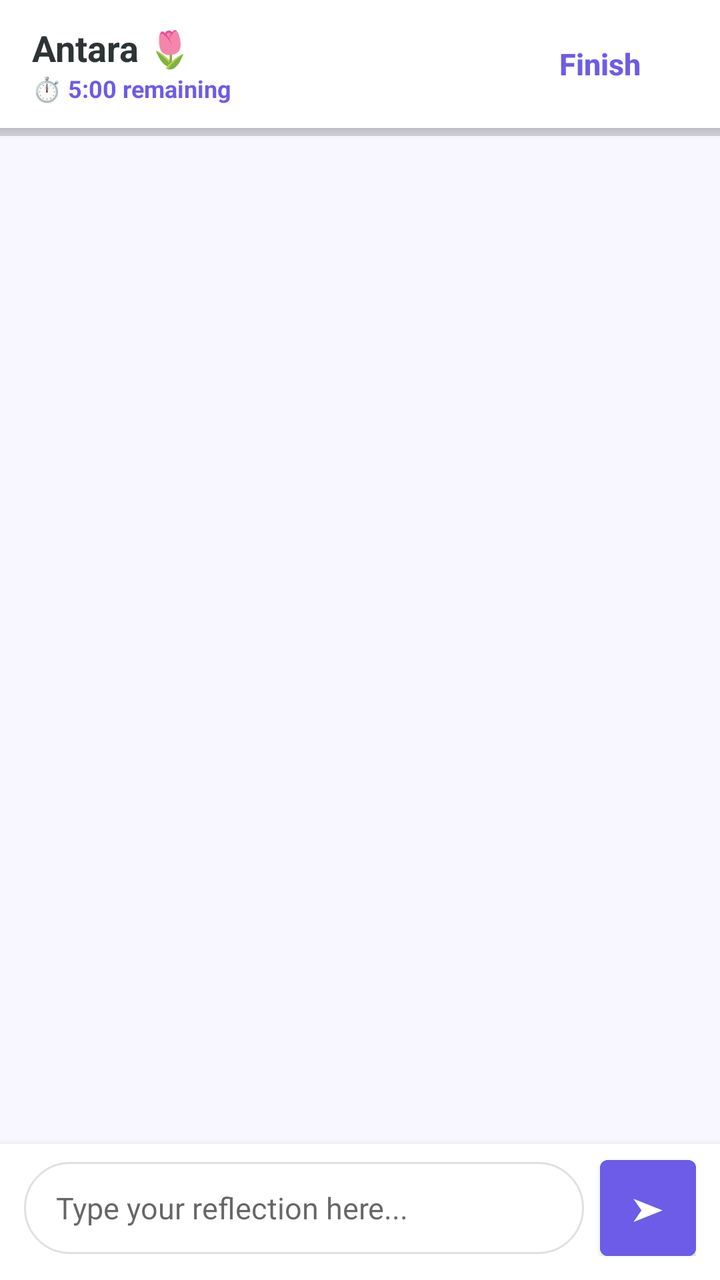
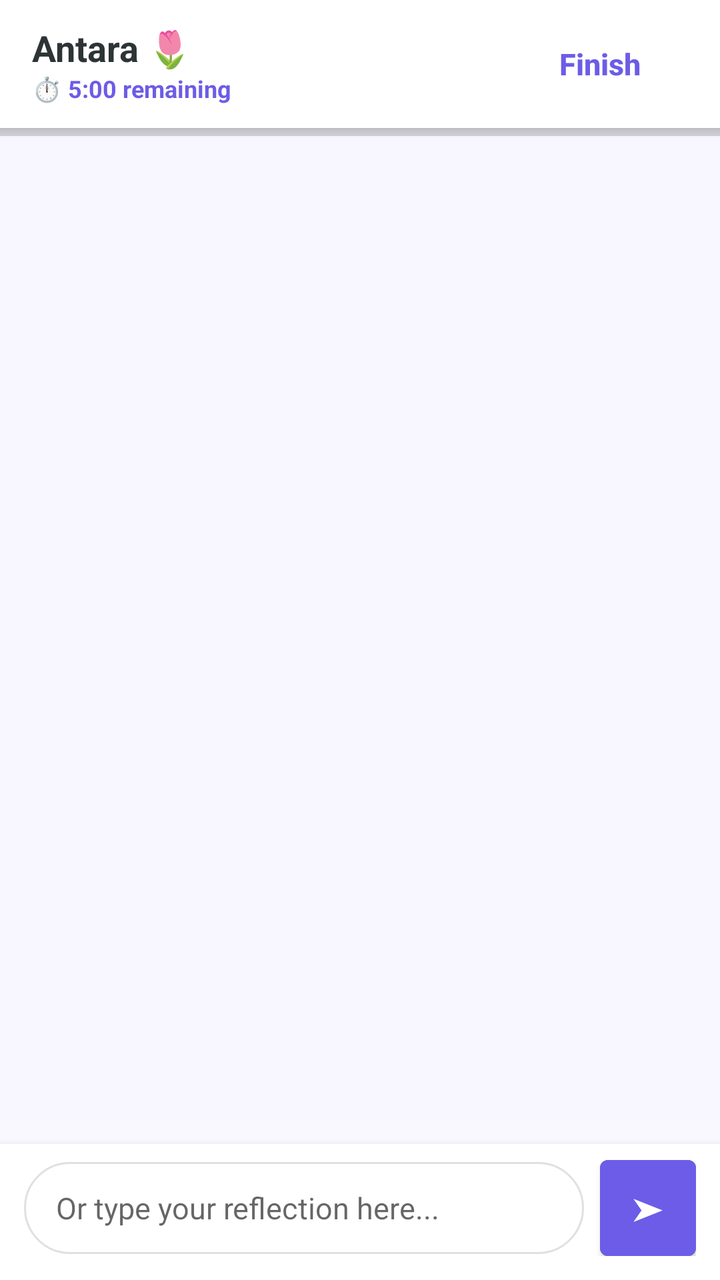

Compare the two renders of this Android layout. The source of the first and the diff that turns it into the second are given below.
<!-- AndroidManifest.xml: application theme Theme.Antara -->
<!-- res/layout/activity_chat.xml -->
<?xml version="1.0" encoding="utf-8"?>
<RelativeLayout xmlns:android="http://schemas.android.com/apk/res/android"
    android:layout_width="match_parent"
    android:layout_height="match_parent"
    android:background="@color/background">

    
    <RelativeLayout
        android:id="@+id/chat_header"
        android:layout_width="match_parent"
        android:layout_height="64dp"
        android:background="@color/surface"
        android:elevation="4dp"
        android:paddingStart="16dp"
        android:paddingEnd="16dp">

        <LinearLayout
            android:layout_width="wrap_content"
            android:layout_height="wrap_content"
            android:layout_centerVertical="true"
            android:orientation="vertical">

            <TextView
                android:layout_width="wrap_content"
                android:layout_height="wrap_content"
                android:text="Antara 🌷"
                android:textColor="@color/text_primary"
                android:textSize="18sp"
                android:textStyle="bold" />

            <TextView
                android:id="@+id/tv_chat_timer"
                android:layout_width="wrap_content"
                android:layout_height="wrap_content"
                android:text="⏱️ 5:00 remaining"
                android:textColor="@color/primary"
                android:textSize="12sp"
                android:textStyle="bold" />

        </LinearLayout>

        <Button
            android:id="@+id/btn_chat_finish"
            style="?android:attr/borderlessButtonStyle"
            android:layout_width="wrap_content"
            android:layout_height="wrap_content"
            android:layout_alignParentEnd="true"
            android:layout_centerVertical="true"
            android:text="Finish"
            android:textAllCaps="false"
            android:textColor="@color/primary"
            android:textSize="15sp"
            android:textStyle="bold" />

    </RelativeLayout>

    
    <ProgressBar
        android:id="@+id/pb_chat_time"
        style="?android:attr/progressBarStyleHorizontal"
        android:layout_width="match_parent"
        android:layout_height="4dp"
        android:layout_below="@id/chat_header"
        android:max="100"
        android:progress="0"
        android:progressTint="@color/primary" />

    
    <androidx.recyclerview.widget.RecyclerView
        android:id="@+id/rv_chat"
        android:layout_width="match_parent"
        android:layout_height="match_parent"
        android:layout_above="@id/layout_chat_input"
        android:layout_below="@id/pb_chat_time"
        android:clipToPadding="false"
        android:paddingTop="12dp"
        android:paddingBottom="12dp" />

    
    <LinearLayout
        android:id="@+id/layout_chat_input"
        android:layout_width="match_parent"
        android:layout_height="wrap_content"
        android:layout_alignParentBottom="true"
        android:background="@color/surface"
        android:elevation="6dp"
        android:gravity="center_vertical"
        android:orientation="horizontal"
        android:paddingStart="12dp"
        android:paddingTop="8dp"
        android:paddingEnd="12dp"
        android:paddingBottom="12dp">

        <EditText
            android:id="@+id/et_chat_input"
            android:layout_width="0dp"
            android:layout_height="wrap_content"
            android:layout_weight="1"
            android:background="@drawable/bg_input"
            android:hint="Type your reflection here..."
            android:inputType="textCapSentences|textMultiLine"
            android:maxLines="4"
            android:minHeight="46dp"
            android:paddingStart="16dp"
            android:paddingTop="10dp"
            android:paddingEnd="16dp"
            android:paddingBottom="10dp"
            android:textSize="15sp" />

        <Button
            android:id="@+id/btn_chat_send"
            android:layout_width="48dp"
            android:layout_height="48dp"
            android:layout_marginStart="8dp"
            android:backgroundTint="@color/primary"
            android:insetLeft="0dp"
            android:insetTop="0dp"
            android:insetRight="0dp"
            android:insetBottom="0dp"
            android:padding="0dp"
            android:text="➤"
            android:textColor="@android:color/white"
            android:textSize="16sp" />

    </LinearLayout>

</RelativeLayout>
<!-- resources referenced by this layout -->
<resources>
  <color name="background">#F8F7FF</color>
  <color name="primary">#6C5CE7</color>
  <color name="surface">#FFFFFF</color>
  <color name="text_primary">#2D3436</color>
  <!-- drawable bg_input (drawable) -->
  <?xml version="1.0" encoding="utf-8"?>
  <shape xmlns:android="http://schemas.android.com/apk/res/android"
      android:shape="rectangle">
      <solid android:color="@color/surface" />
      <corners android:radius="24dp" />
      <stroke android:width="1dp" android:color="#E0E0E0" />
  </shape>
  <style name="Theme.Antara" parent="Theme.MaterialComponents.Light.NoActionBar">
          <item name="colorPrimary">@color/primary</item>
          <item name="colorPrimaryDark">@color/primary_dark</item>
          <item name="colorSecondary">@color/primary_light</item>
          <item name="android:windowBackground">@color/background</item>
          <item name="android:statusBarColor">@color/background</item>
          <item name="android:windowLightStatusBar">true</item>
      </style>
  <color name="primary_dark">#5647D0</color>
  <color name="primary_light">#A29BFE</color>
</resources>

<!-- the commit's change to res/layout/activity_chat.xml (unified diff, before → after) -->
@@ -70,11 +70,33 @@
         android:id="@+id/rv_chat"
         android:layout_width="match_parent"
         android:layout_height="match_parent"
-        android:layout_above="@id/layout_chat_input"
+        android:layout_above="@id/scroll_options"
         android:layout_below="@id/pb_chat_time"
         android:clipToPadding="false"
         android:paddingTop="12dp"
         android:paddingBottom="12dp" />
+
+    
+    <HorizontalScrollView
+        android:id="@+id/scroll_options"
+        android:layout_width="match_parent"
+        android:layout_height="wrap_content"
+        android:layout_above="@id/layout_chat_input"
+        android:background="#FAF8FF"
+        android:paddingStart="8dp"
+        android:paddingTop="6dp"
+        android:paddingEnd="8dp"
+        android:paddingBottom="6dp"
+        android:scrollbars="none">
+
+        <LinearLayout
+            android:id="@+id/layout_options"
+            android:layout_width="wrap_content"
+            android:layout_height="wrap_content"
+            android:gravity="center_vertical"
+            android:orientation="horizontal" />
+
+    </HorizontalScrollView>
 
     
     <LinearLayout
@@ -97,7 +119,7 @@
             android:layout_height="wrap_content"
             android:layout_weight="1"
             android:background="@drawable/bg_input"
-            android:hint="Type your reflection here..."
+            android:hint="Or type your reflection here..."
             android:inputType="textCapSentences|textMultiLine"
             android:maxLines="4"
             android:minHeight="46dp"
